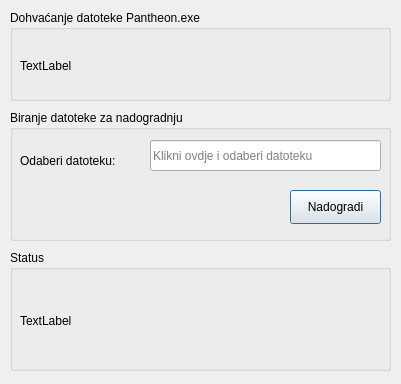
Old version of the form untitled.ui in the repository hrvoojex/pantheon_upgrade_local.
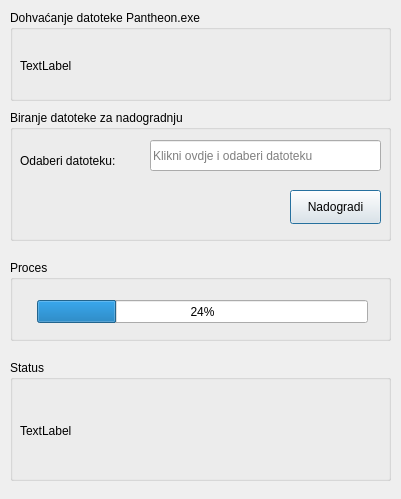
New version of the form.

Commit message: Added progress bar in desing file untitled.ui and with pyuic converted it to design2.py

```diff
--- a/untitled.ui
+++ b/untitled.ui
@@ -7,7 +7,7 @@
     <x>0</x>
     <y>0</y>
     <width>401</width>
-    <height>384</height>
+    <height>499</height>
    </rect>
   </property>
   <property name="minimumSize">
@@ -75,7 +75,7 @@
    <property name="geometry">
     <rect>
      <x>10</x>
-     <y>250</y>
+     <y>360</y>
      <width>381</width>
      <height>121</height>
     </rect>
@@ -123,6 +123,32 @@
     </property>
    </widget>
   </widget>
+  <widget class="QGroupBox" name="groupBox_4">
+   <property name="geometry">
+    <rect>
+     <x>10</x>
+     <y>260</y>
+     <width>381</width>
+     <height>81</height>
+    </rect>
+   </property>
+   <property name="title">
+    <string>Proces</string>
+   </property>
+   <widget class="QProgressBar" name="progressBar">
+    <property name="geometry">
+     <rect>
+      <x>27</x>
+      <y>40</y>
+      <width>331</width>
+      <height>23</height>
+     </rect>
+    </property>
+    <property name="value">
+     <number>24</number>
+    </property>
+   </widget>
+  </widget>
  </widget>
  <tabstops>
   <tabstop>lineEdit</tabstop>
```
The commit also changes 1 other file.
